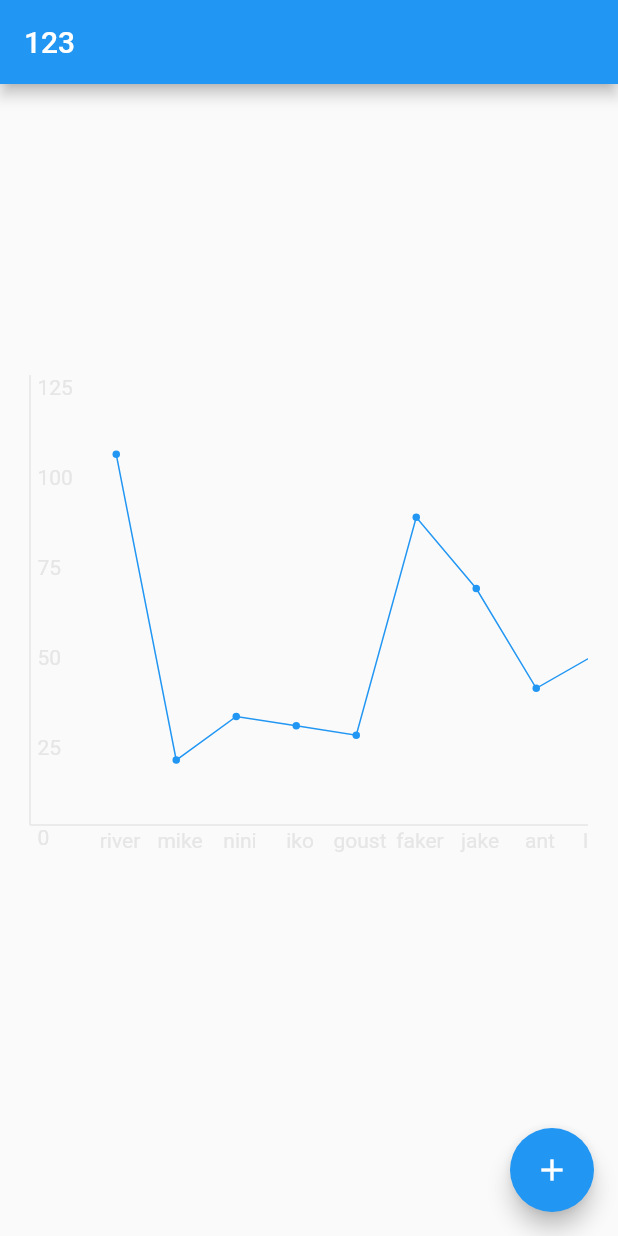
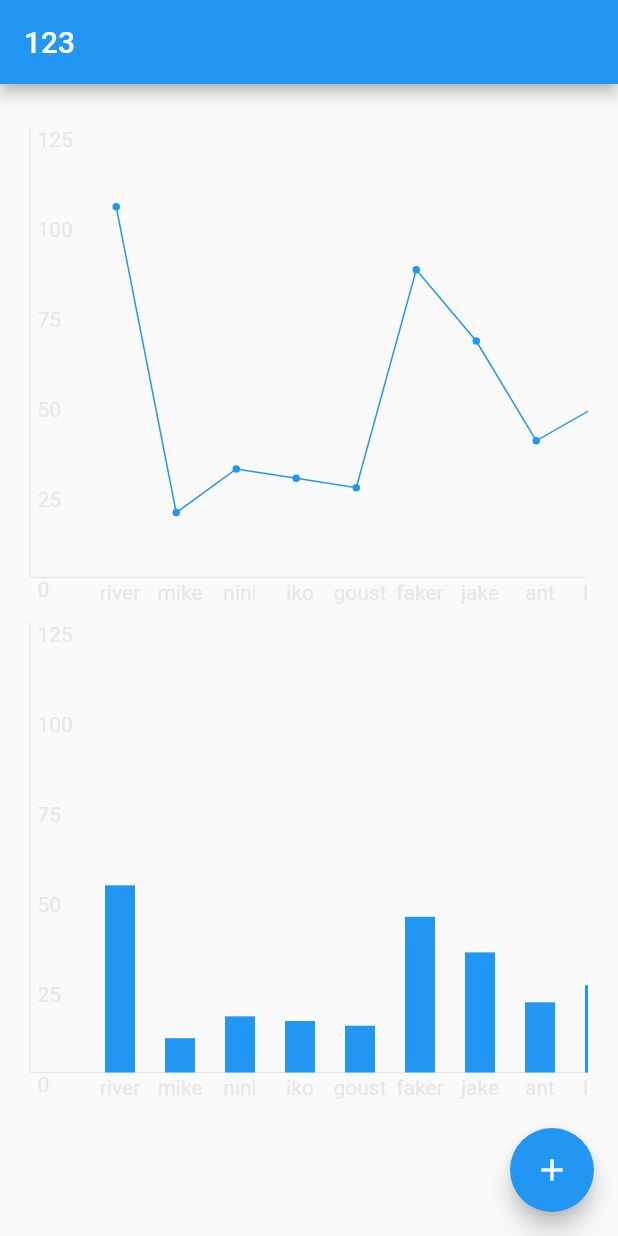
Before and after one commit to lyqiai/hi_chart, a Flutter app: the screen it shows after launch, on a phone screen of 412 x 824 dp. Run offline on Flutter 3.47's test engine with Material 2 defaults, Android fonts, the phone set to English and light mode, and no system bars.

```diff
--- a/lib/main.dart
+++ b/lib/main.dart
@@ -1,6 +1,7 @@
 import 'package:flutter/material.dart';
+import 'package:hi_chart/src/barChart/hi_bar_chart.dart';
 import 'package:hi_chart/src/bean/chart_bean.dart';
-import 'package:hi_chart/src/lineChart/line_chart.dart';
+import 'package:hi_chart/src/lineChart/hi_line_chart.dart';
 import 'dart:math' as math;
 
 void main() {
@@ -70,6 +71,13 @@ class _MyHomePageState extends State<MyHomePage> {
               data: lineData,
               height: 300,
             ),
+            Container(
+              margin: EdgeInsets.only(top: 30),
+              child: HiBarChart(
+                data: lineData,
+                height: 300,
+              ),
+            ),
           ],
         ),
       ),
--- a/lib/src/lineChart/line_chart.dart
+++ b/lib/src/barChart/hi_bar_chart.dart
@@ -4,11 +4,10 @@ import 'dart:ui';
 import 'package:flutter/material.dart';
 import 'package:hi_chart/src/bean/chart_bean.dart';
 import 'package:hi_chart/src/constant.dart' as constant;
-import 'package:hi_chart/src/util/path_util.dart';
 import 'package:hi_chart/src/util/util.dart';
-import 'package:hi_chart/src/widget/coordinate.dart';
+import 'package:hi_chart/src/widget/hi_coordinate.dart';
 
-class HiLineChart extends StatefulWidget {
+class HiBarChart extends StatefulWidget {
   final List<ChartBean> data; //数据集
   final double width; //宽度
   final double height; //高度
@@ -18,7 +17,7 @@ class HiLineChart extends StatefulWidget {
   final double axisWidth; // 坐标轴宽度
   final double lineWidth; //线宽度
 
-  const HiLineChart({
+  const HiBarChart({
     @required this.data,
     this.width = double.infinity,
     this.height,
@@ -31,11 +30,11 @@ class HiLineChart extends StatefulWidget {
   }) : super(key: key);
 
   @override
-  _LineChartState createState() => _LineChartState();
+  _HiBarChart createState() => _HiBarChart();
 }
 
-class _LineChartState extends State<HiLineChart> with TickerProviderStateMixin {
-  List<Offset> points = []; //点集合
+class _HiBarChart extends State<HiBarChart> with TickerProviderStateMixin {
+  List<Rect> rects = []; //点集合
 
   String tipTitle; //提示标题
   String tipValue; //提示数据值
@@ -85,12 +84,13 @@ class _LineChartState extends State<HiLineChart> with TickerProviderStateMixin {
       builder: (context, cormax, cormin, translateX) => GestureDetector(
         onTapUp: _onTapUp,
         child: Stack(
+          overflow: Overflow.visible,
           children: [
             Positioned.fill(
               child: CustomPaint(
                 key: contentKey,
                 willChange: true,
-                painter: _LineChartPaint(
+                painter: _HiBarChartPaint(
                   context: context,
                   data: widget.data,
                   translateX: translateX,
@@ -98,8 +98,8 @@ class _LineChartState extends State<HiLineChart> with TickerProviderStateMixin {
                   cormin: cormin,
                   lineColor: widget.lineColor,
                   lineWidth: widget.lineWidth,
-                  onPointsChanged: (points) {
-                    this.points = points;
+                  onRectsChanged: (rects) {
+                    this.rects = rects;
                   },
                   progress: initAnimationController.value,
                   changeList: changeList,
@@ -148,10 +148,10 @@ class _LineChartState extends State<HiLineChart> with TickerProviderStateMixin {
     final transerPosition = Offset(localPosition.dx, height - localPosition.dy);
 
     //是否点击到了点
-    final finder = points?.firstWhere((point) => Rect.fromCenter(center: transerPosition, width: 8, height: 8).contains(point), orElse: () => null);
+    final finder = rects?.firstWhere((rect) => rect.contains(transerPosition), orElse: () => null);
 
     if (finder != null) {
-      final index = points.indexOf(finder);
+      final index = rects.indexOf(finder);
       tipTitle = widget.data[index].title;
       tipValue = widget.data[index].value.toString();
 
@@ -198,7 +198,7 @@ class _LineChartState extends State<HiLineChart> with TickerProviderStateMixin {
   }
 
   @override
-  void didUpdateWidget(covariant HiLineChart oldWidget) {
+  void didUpdateWidget(covariant HiBarChart oldWidget) {
     super.didUpdateWidget(oldWidget);
 
     //更新数据集
@@ -219,14 +219,14 @@ class _LineChartState extends State<HiLineChart> with TickerProviderStateMixin {
   }
 }
 
-class _LineChartPaint extends CustomPainter {
+class _HiBarChartPaint extends CustomPainter {
   final List<ChartBean> data;
   final BuildContext context;
 
   final Color lineColor;
   final lineWidth;
 
-  final ValueChanged<List<Offset>> onPointsChanged;
+  final ValueChanged<List<Rect>> onRectsChanged;
   final double translateX;
 
   final int cormax, cormin;
@@ -235,14 +235,13 @@ class _LineChartPaint extends CustomPainter {
   final double changeProgress; //数据集变更动画进度
   final List<DiffValue> changeList;
 
-  Paint _pointPaint; //点画笔
-  Paint _linePaint; //线画笔
+  Paint _barPaint;
 
-  _LineChartPaint({
+  _HiBarChartPaint({
     @required this.context,
     @required this.data,
     this.translateX = 0,
-    this.onPointsChanged,
+    this.onRectsChanged,
     this.lineWidth,
     this.lineColor,
     this.cormin,
@@ -255,16 +254,10 @@ class _LineChartPaint extends CustomPainter {
   }
 
   init() {
-    _pointPaint = Paint()
+    _barPaint = Paint()
       ..color = lineColor ?? Theme.of(context).primaryColor
       ..strokeWidth = lineWidth + 4
       ..style = PaintingStyle.fill
-      ..strokeCap = StrokeCap.round;
-
-    _linePaint = Paint()
-      ..color = lineColor ?? Theme.of(context).primaryColor
-      ..strokeWidth = lineWidth
-      ..style = PaintingStyle.stroke
       ..strokeCap = StrokeCap.round;
   }
 
@@ -275,7 +268,7 @@ class _LineChartPaint extends CustomPainter {
     canvas.scale(1, -1);
     canvas.translate(0, -size.height);
 
-    _drawPoint(canvas, size);
+    _drawBar(canvas, size);
 
     canvas.restore();
   }
@@ -286,44 +279,37 @@ class _LineChartPaint extends CustomPainter {
   }
 
   //绘制点和线
-  void _drawPoint(Canvas canvas, Size size) {
+  void _drawBar(Canvas canvas, Size size) {
     canvas.save();
     canvas.clipRect(Rect.fromLTWH(constant.pointSpace / 2, 0, size.width - constant.pointSpace / 2, size.height));
 
-    List<Offset> points = [];
-    Path path = Path();
+    List<Rect> rects = [];
 
     for (final item in data) {
       final index = data.indexOf(item);
-      final value = item.value;
-      double y = size.height * (value / (cormax - cormin)) - _pointPaint.strokeWidth / 2;
-      final x = (index + 1) * constant.pointSpace + (constant.pointSpace - _pointPaint.strokeWidth) / 2;
 
-      final finder = changeList?.firstWhere((item) => item.index == index, orElse: () => null);
+      final center = Offset((index + 1) * constant.pointSpace + constant.pointSpace / 2 + translateX, 0);
+
+      double height = size.height * item.value / (cormax - cormin) * progress;
+
+      final finder = changeList?.firstWhere((element) => (element.index == index), orElse: () => null);
+
       if (finder != null) {
-        double oldY = size.height * (finder.value / (cormax - cormin)) - _pointPaint.strokeWidth / 2;
-        y = oldY + (y - oldY) * changeProgress;
+        final oldHeight = size.height * finder.value / (cormax - cormin) * progress;
+        height = oldHeight + (height - oldHeight) * changeProgress;
       }
 
-      final point = Offset(x + translateX, y);
+      Rect rect = Rect.fromCenter(center: center, width: constant.pointSpace / 2, height: height);
 
-      points.add(point);
+      canvas.drawRect(rect, _barPaint);
 
-      if (index == 0) {
-        path.moveTo(x + translateX, y);
-      } else {
-        path.lineTo(x + translateX, y);
-      }
+      rects.add(rect);
     }
 
-    if (onPointsChanged != null) {
-      onPointsChanged(points);
+    canvas.restore();
+
+    if (onRectsChanged != null) {
+      onRectsChanged(rects);
     }
-
-    canvas.drawPoints(PointMode.points, points, _pointPaint);
-
-    canvas.drawPath(PathUtil.createAnimatedPath(path, progress), _linePaint);
-
-    canvas.restore();
   }
 }
--- /dev/null
+++ b/lib/src/lineChart/hi_line_chart.dart
@@ -0,0 +1,329 @@
+import 'dart:async';
+import 'dart:ui';
+
+import 'package:flutter/material.dart';
+import 'package:hi_chart/src/bean/chart_bean.dart';
+import 'package:hi_chart/src/constant.dart' as constant;
+import 'package:hi_chart/src/util/path_util.dart';
+import 'package:hi_chart/src/util/util.dart';
+import 'package:hi_chart/src/widget/hi_coordinate.dart';
+
+class HiLineChart extends StatefulWidget {
+  final List<ChartBean> data; //数据集
+  final double width; //宽度
+  final double height; //高度
+  final Color lineColor; //线、点颜色
+  final Color axisColor; //坐标轴颜色
+  final TextStyle axisLabelStyle; //坐标轴标签字体样式
+  final double axisWidth; // 坐标轴宽度
+  final double lineWidth; //线宽度
+
+  const HiLineChart({
+    @required this.data,
+    this.width = double.infinity,
+    this.height,
+    this.axisColor = const Color(0xffe6e6e6),
+    this.lineColor,
+    this.axisLabelStyle,
+    this.axisWidth = 1,
+    this.lineWidth = 1,
+    Key key,
+  }) : super(key: key);
+
+  @override
+  _LineChartState createState() => _LineChartState();
+}
+
+class _LineChartState extends State<HiLineChart> with TickerProviderStateMixin {
+  List<Offset> points = []; //点集合
+
+  String tipTitle; //提示标题
+  String tipValue; //提示数据值
+  double tipTop; //提示顶部距离
+  double tipLeft; //提示底部距离
+  bool isShowTip = false; //是否显示提示
+  Timer tipTimer; //自动关闭提示
+  GlobalKey tipKey = GlobalKey(); //提示key
+
+  GlobalKey contentKey = GlobalKey(); //内容区域
+
+  AnimationController initAnimationController; //初始化动画
+
+  AnimationController changeAnimationController; //数据变更动画
+
+  List<DiffValue> changeList; //数据变更数据集
+
+  @override
+  void initState() {
+    super.initState();
+
+    initAnimationController = AnimationController(duration: Duration(seconds: 1), vsync: this)
+      ..addListener(() {
+        setState(() {});
+      });
+
+    changeAnimationController = AnimationController(duration: Duration(milliseconds: 300), vsync: this)
+      ..addListener(() {
+        setState(() {});
+      });
+
+    initAnimationController.forward();
+  }
+
+  @override
+  Widget build(BuildContext context) {
+    return HiCoordinate(
+      data: widget.data,
+      width: widget.width,
+      height: widget.height,
+      axisColor: widget.axisColor,
+      axisWidth: widget.axisWidth,
+      labelStyle: widget.axisLabelStyle,
+      onHorizontalDrag: () {
+        hideTip();
+      },
+      builder: (context, cormax, cormin, translateX) => GestureDetector(
+        onTapUp: _onTapUp,
+        child: Stack(
+          children: [
+            Positioned.fill(
+              child: CustomPaint(
+                key: contentKey,
+                willChange: true,
+                painter: _LineChartPaint(
+                  context: context,
+                  data: widget.data,
+                  translateX: translateX,
+                  cormax: cormax,
+                  cormin: cormin,
+                  lineColor: widget.lineColor,
+                  lineWidth: widget.lineWidth,
+                  onPointsChanged: (points) {
+                    this.points = points;
+                  },
+                  progress: initAnimationController.value,
+                  changeList: changeList,
+                  changeProgress: changeAnimationController.value,
+                ),
+              ),
+            ),
+            Positioned(
+              top: isShowTip ? tipTop : -99999,
+              left: tipLeft,
+              child: Container(
+                key: tipKey,
+                padding: EdgeInsets.symmetric(horizontal: 8, vertical: 4),
+                constraints: BoxConstraints(minWidth: 60),
+                decoration: BoxDecoration(
+                  color: Colors.black45,
+                  borderRadius: BorderRadius.circular(10),
+                ),
+                child: Column(
+                  mainAxisSize: MainAxisSize.min,
+                  crossAxisAlignment: CrossAxisAlignment.start,
+                  children: [
+                    Text(
+                      tipTitle ?? '',
+                      style: const TextStyle(fontSize: 18, color: Colors.white, fontWeight: FontWeight.bold),
+                    ),
+                    Text(
+                      tipValue ?? '',
+                      style: const TextStyle(fontSize: 14, color: Colors.white),
+                    ),
+                  ],
+                ),
+              ),
+            ),
+          ],
+        ),
+      ),
+    );
+  }
+
+  void _onTapUp(TapUpDetails details) {
+    final width = contentKey.currentContext.size.width;
+    final height = contentKey.currentContext.size.height;
+
+    final localPosition = details.localPosition;
+    final transerPosition = Offset(localPosition.dx, height - localPosition.dy);
+
+    //是否点击到了点
+    final finder = points?.firstWhere((point) => Rect.fromCenter(center: transerPosition, width: 8, height: 8).contains(point), orElse: () => null);
+
+    if (finder != null) {
+      final index = points.indexOf(finder);
+      tipTitle = widget.data[index].title;
+      tipValue = widget.data[index].value.toString();
+
+      setState(() {
+        isShowTip = true;
+        autoCloseTip();
+      });
+
+      tipTop = localPosition.dy;
+
+      if (localPosition.dx + tipKey.currentContext.size.width > width) {
+        tipLeft = localPosition.dx - (localPosition.dx + tipKey.currentContext.size.width - width);
+      } else {
+        tipLeft = localPosition.dx;
+      }
+
+      setState(() {});
+    } else {
+      hideTip();
+    }
+  }
+
+  //关闭提示计时器
+  void cancelTipTimer() {
+    if (tipTimer != null && tipTimer.isActive) {
+      tipTimer.cancel();
+    }
+  }
+
+  //自动延迟关闭提示
+  void autoCloseTip() {
+    cancelTipTimer();
+
+    tipTimer = Timer(Duration(seconds: 3), hideTip);
+  }
+
+  //关闭提示
+  void hideTip() {
+    if (isShowTip) {
+      setState(() {
+        isShowTip = false;
+      });
+    }
+  }
+
+  @override
+  void didUpdateWidget(covariant HiLineChart oldWidget) {
+    super.didUpdateWidget(oldWidget);
+
+    //更新数据集
+    if (oldWidget.data != widget.data) {
+      changeList = Util.compareDiffData(oldWidget.data, widget.data);
+      changeAnimationController.forward(from: 0);
+    }
+  }
+
+  @override
+  void dispose() {
+    initAnimationController.dispose();
+
+    changeAnimationController.dispose();
+
+    cancelTipTimer();
+    super.dispose();
+  }
+}
+
+class _LineChartPaint extends CustomPainter {
+  final List<ChartBean> data;
+  final BuildContext context;
+
+  final Color lineColor;
+  final lineWidth;
+
+  final ValueChanged<List<Offset>> onPointsChanged;
+  final double translateX;
+
+  final int cormax, cormin;
+
+  final double progress; //初始化动画进度
+  final double changeProgress; //数据集变更动画进度
+  final List<DiffValue> changeList;
+
+  Paint _pointPaint; //点画笔
+  Paint _linePaint; //线画笔
+
+  _LineChartPaint({
+    @required this.context,
+    @required this.data,
+    this.translateX = 0,
+    this.onPointsChanged,
+    this.lineWidth,
+    this.lineColor,
+    this.cormin,
+    this.cormax,
+    this.progress,
+    this.changeList,
+    this.changeProgress,
+  }) {
+    init();
+  }
+
+  init() {
+    _pointPaint = Paint()
+      ..color = lineColor ?? Theme.of(context).primaryColor
+      ..strokeWidth = lineWidth + 4
+      ..style = PaintingStyle.fill
+      ..strokeCap = StrokeCap.round;
+
+    _linePaint = Paint()
+      ..color = lineColor ?? Theme.of(context).primaryColor
+      ..strokeWidth = lineWidth
+      ..style = PaintingStyle.stroke
+      ..strokeCap = StrokeCap.round;
+  }
+
+  @override
+  void paint(Canvas canvas, Size size) {
+    canvas.save();
+    //调整画布为正常笛卡尔坐标系
+    canvas.scale(1, -1);
+    canvas.translate(0, -size.height);
+
+    _drawPoint(canvas, size);
+
+    canvas.restore();
+  }
+
+  @override
+  bool shouldRepaint(covariant CustomPainter oldDelegate) {
+    return true;
+  }
+
+  //绘制点和线
+  void _drawPoint(Canvas canvas, Size size) {
+    canvas.save();
+    canvas.clipRect(Rect.fromLTWH(constant.pointSpace / 2, 0, size.width - constant.pointSpace / 2, size.height));
+
+    List<Offset> points = [];
+    Path path = Path();
+
+    for (final item in data) {
+      final index = data.indexOf(item);
+      final value = item.value;
+      double y = size.height * (value / (cormax - cormin)) - _pointPaint.strokeWidth / 2;
+      final x = (index + 1) * constant.pointSpace + (constant.pointSpace - _pointPaint.strokeWidth) / 2;
+
+      final finder = changeList?.firstWhere((item) => item.index == index, orElse: () => null);
+      if (finder != null) {
+        double oldY = size.height * (finder.value / (cormax - cormin)) - _pointPaint.strokeWidth / 2;
+        y = oldY + (y - oldY) * changeProgress;
+      }
+
+      final point = Offset(x + translateX, y);
+
+      points.add(point);
+
+      if (index == 0) {
+        path.moveTo(x + translateX, y);
+      } else {
+        path.lineTo(x + translateX, y);
+      }
+    }
+
+    if (onPointsChanged != null) {
+      onPointsChanged(points);
+    }
+
+    canvas.drawPoints(PointMode.points, points, _pointPaint);
+
+    canvas.drawPath(PathUtil.createAnimatedPath(path, progress), _linePaint);
+
+    canvas.restore();
+  }
+}
```
Also changed, not shown: lib/src/widget/hi_coordinate.dart (renamed from lib/src/widget/coordinate.dart).
